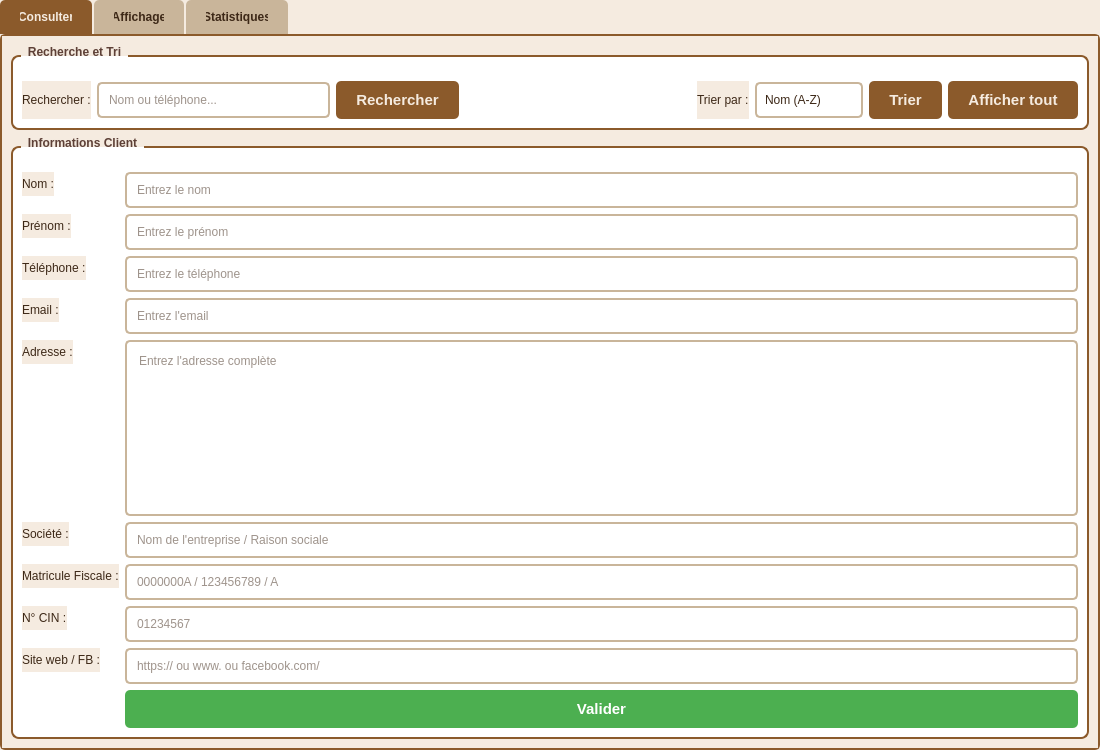
Esprit-UP-Algo/projetcpp2526-s2-2a8-smart-carpentry-morkshop-management, file ClientsWidget.ui: the form before one commit.
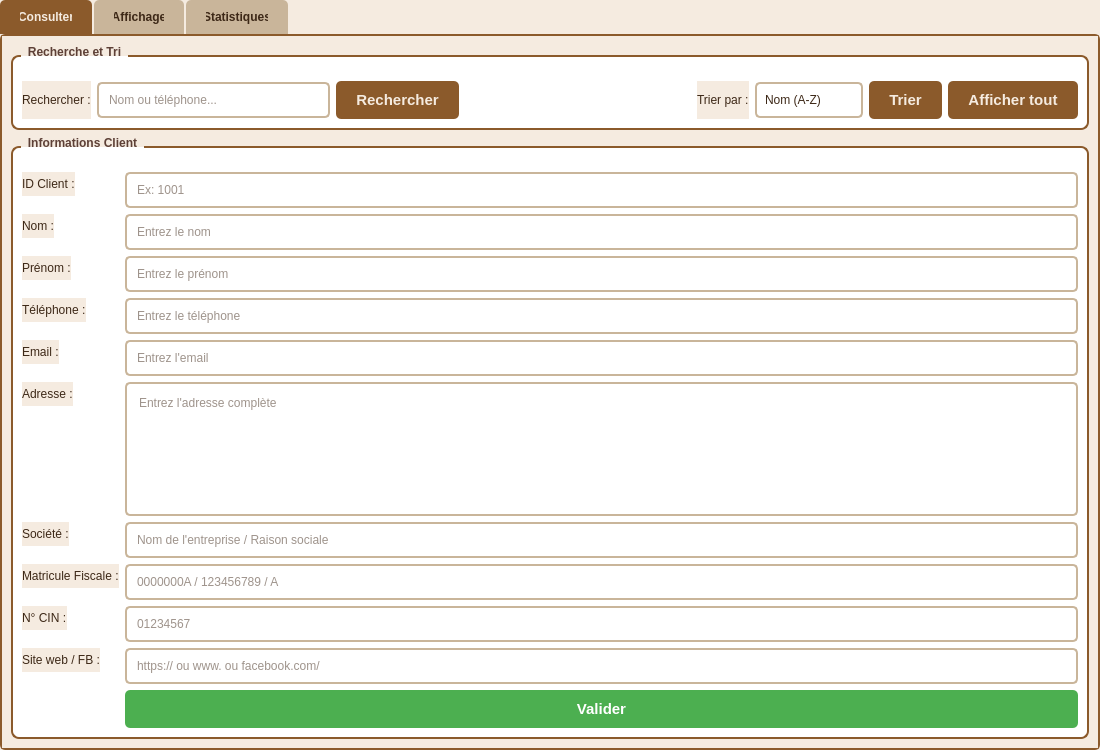
The form after the commit. Icons and pictures are not drawn.

The edit to the form file:
```diff
--- a/ClientsWidget.ui
+++ b/ClientsWidget.ui
@@ -15,157 +15,32 @@
   </property>
   <property name="styleSheet">
    <string notr="true">
-    QMainWindow {
-        background-color: #F5EBE0;
-    }
-    QWidget {
-        background-color: #F5EBE0;
-        color: #3D2817;
-        font-family: 'Segoe UI', Arial, sans-serif;
-    }
-    QTabWidget::pane {
-        border: 2px solid #8B5A2B;
-        background-color: #F5EBE0;
-        border-radius: 5px;
-    }
-    QTabBar::tab {
-        background-color: #C9B59A;
-        color: #3D2817;
-        padding: 10px 20px;
-        margin-right: 2px;
-        border-top-left-radius: 5px;
-        border-top-right-radius: 5px;
-        font-weight: bold;
-    }
-    QTabBar::tab:selected {
-        background-color: #8B5A2B;
-        color: #F5EBE0;
-    }
-    QTabBar::tab:hover {
-        background-color: #9B8068;
-    }
-    QGroupBox {
-        background-color: #FFFFFF;
-        border: 2px solid #8B5A2B;
-        border-radius: 8px;
-        margin-top: 10px;
-        padding-top: 15px;
-        font-weight: bold;
-    }
-    QGroupBox::title {
-        color: #5D4037;
-        subcontrol-origin: margin;
-        left: 10px;
-        padding: 0 5px;
-    }
-    QLineEdit, QTextEdit {
-        background-color: #FFFFFF;
-        border: 2px solid #C9B59A;
-        border-radius: 5px;
-        padding: 8px;
-        color: #3D2817;
-    }
-    QLineEdit:focus, QTextEdit:focus {
-        border: 2px solid #8B5A2B;
-    }
-    QComboBox {
-        background-color: #FFFFFF;
-        border: 2px solid #C9B59A;
-        border-radius: 5px;
-        padding: 8px;
-        color: #3D2817;
-    }
-    QComboBox:hover {
-        border: 2px solid #8B5A2B;
-    }
-    QComboBox::drop-down {
-        border: none;
-        width: 30px;
-    }
-    QComboBox::down-arrow {
-        image: none;
-        border-left: 5px solid transparent;
-        border-right: 5px solid transparent;
-        border-top: 5px solid #8B5A2B;
-        margin-right: 10px;
-    }
-    QPushButton {
-        background-color: #8B5A2B;
-        color: #F5EBE0;
-        border: none;
-        border-radius: 5px;
-        padding: 10px 20px;
-        font-weight: bold;
-        font-size: 11pt;
-    }
-    QPushButton:hover {
-        background-color: #9B8068;
-    }
-    QPushButton:pressed {
-        background-color: #5D4037;
-    }
-    QPushButton#btnSupprimer {
-        background-color: #5D4037;
-    }
-    QPushButton#btnSupprimer:hover {
-        background-color: #6D4C41;
-    }
-    QPushButton#btnAjouter {
-        background-color: #8B9B6A;
-    }
-    QPushButton#btnAjouter:hover {
-        background-color: #9BAB7A;
-    }
-    QPushButton#btnVider {
-        background-color: #C9B59A;
-        color: #3D2817;
-    }
-    QPushButton#btnVider:hover {
-        background-color: #D9C5AA;
-    }
-    QTableWidget {
-        background-color: #FFFFFF;
-        alternate-background-color: #F5EBE0;
-        border: 2px solid #C9B59A;
-        border-radius: 5px;
-        gridline-color: #C9B59A;
-        color: #3D2817;
-    }
-    QTableWidget::item:selected {
-        background-color: #8B5A2B;
-        color: #F5EBE0;
-    }
-    QHeaderView::section {
-        background-color: #8B5A2B;
-        color: #F5EBE0;
-        padding: 8px;
-        border: none;
-        font-weight: bold;
-    }
-    QPushButton#btnClient {
-        background-color: #C9B59A;
-        color: #3D2817;
-        border: none;
-        border-left: 0px solid #8B5A2B;
-        border-radius: 0;
-        padding: 20px 15px;
-        font-size: 15pt;
-        font-weight: bold;
-        text-align: left;
-    }
-    QPushButton#btnClient:hover {
-        background-color: #9B8068;
-        color: white;
-    }
-    QPushButton#btnClient:checked {
-        background-color: #8B5A2B;
-        color: #F5EBE0;
-        border-left: 6px solid #5D4037;
-    }
-    QPushButton#btnClient:pressed {
-        background-color: #5D4037;
-        color: white;
-    }
+    QMainWindow { background-color: #F5EBE0; }
+    QWidget { background-color: #F5EBE0; color: #3D2817; font-family: 'Segoe UI', Arial, sans-serif; }
+    QTabWidget::pane { border: 2px solid #8B5A2B; background-color: #F5EBE0; border-radius: 5px; }
+    QTabBar::tab { background-color: #C9B59A; color: #3D2817; padding: 10px 20px; margin-right: 2px; border-top-left-radius: 5px; border-top-right-radius: 5px; font-weight: bold; }
+    QTabBar::tab:selected { background-color: #8B5A2B; color: #F5EBE0; }
+    QTabBar::tab:hover { background-color: #9B8068; }
+    QGroupBox { background-color: #FFFFFF; border: 2px solid #8B5A2B; border-radius: 8px; margin-top: 10px; padding-top: 15px; font-weight: bold; }
+    QGroupBox::title { color: #5D4037; subcontrol-origin: margin; left: 10px; padding: 0 5px; }
+    QLineEdit, QTextEdit { background-color: #FFFFFF; border: 2px solid #C9B59A; border-radius: 5px; padding: 8px; color: #3D2817; }
+    QLineEdit:focus, QTextEdit:focus { border: 2px solid #8B5A2B; }
+    QComboBox { background-color: #FFFFFF; border: 2px solid #C9B59A; border-radius: 5px; padding: 8px; color: #3D2817; }
+    QComboBox:hover { border: 2px solid #8B5A2B; }
+    QComboBox::drop-down { border: none; width: 30px; }
+    QComboBox::down-arrow { image: none; border-left: 5px solid transparent; border-right: 5px solid transparent; border-top: 5px solid #8B5A2B; margin-right: 10px; }
+    QPushButton { background-color: #8B5A2B; color: #F5EBE0; border: none; border-radius: 5px; padding: 10px 20px; font-weight: bold; font-size: 11pt; }
+    QPushButton:hover { background-color: #9B8068; }
+    QPushButton:pressed { background-color: #5D4037; }
+    QPushButton#btnSupprimer { background-color: #5D4037; }
+    QPushButton#btnSupprimer:hover { background-color: #6D4C41; }
+    QPushButton#btnAjouter { background-color: #8B9B6A; }
+    QPushButton#btnAjouter:hover { background-color: #9BAB7A; }
+    QPushButton#btnVider { background-color: #C9B59A; color: #3D2817; }
+    QPushButton#btnVider:hover { background-color: #D9C5AA; }
+    QTableWidget { background-color: #FFFFFF; alternate-background-color: #F5EBE0; border: 2px solid #C9B59A; border-radius: 5px; gridline-color: #C9B59A; color: #3D2817; }
+    QTableWidget::item:selected { background-color: #8B5A2B; color: #F5EBE0; }
+    QHeaderView::section { background-color: #8B5A2B; color: #F5EBE0; padding: 8px; border: none; font-weight: bold; }
    </string>
   </property>
   <layout class="QVBoxLayout" name="verticalLayout">
@@ -278,152 +153,37 @@
           <string>Informations Client</string>
          </property>
          <layout class="QFormLayout" name="formLayout">
-          <item row="0" column="0">
-           <widget class="QLabel" name="labelNom">
-            <property name="text">
-             <string>Nom :</string>
-            </property>
-           </widget>
-          </item>
-          <item row="0" column="1">
-           <widget class="QLineEdit" name="lineEditNom">
-            <property name="placeholderText">
-             <string>Entrez le nom</string>
-            </property>
-           </widget>
-          </item>
-          <item row="1" column="0">
-           <widget class="QLabel" name="labelPrenom">
-            <property name="text">
-             <string>Prénom :</string>
-            </property>
-           </widget>
-          </item>
-          <item row="1" column="1">
-           <widget class="QLineEdit" name="lineEditPrenom">
-            <property name="placeholderText">
-             <string>Entrez le prénom</string>
-            </property>
-           </widget>
-          </item>
-          <item row="2" column="0">
-           <widget class="QLabel" name="labelTelephone">
-            <property name="text">
-             <string>Téléphone :</string>
-            </property>
-           </widget>
-          </item>
-          <item row="2" column="1">
-           <widget class="QLineEdit" name="lineEditTelephone">
-            <property name="placeholderText">
-             <string>Entrez le téléphone</string>
-            </property>
-           </widget>
-          </item>
-          <item row="3" column="0">
-           <widget class="QLabel" name="labelEmail">
-            <property name="text">
-             <string>Email :</string>
-            </property>
-           </widget>
-          </item>
-          <item row="3" column="1">
-           <widget class="QLineEdit" name="lineEditEmail">
-            <property name="placeholderText">
-             <string>Entrez l'email</string>
-            </property>
-           </widget>
-          </item>
-          <item row="4" column="0">
-           <widget class="QLabel" name="labelAdresse">
-            <property name="text">
-             <string>Adresse :</string>
-            </property>
-           </widget>
-          </item>
-          <item row="4" column="1">
-           <widget class="QTextEdit" name="textEditAdresse">
-            <property name="placeholderText">
-             <string>Entrez l'adresse complète</string>
-            </property>
-           </widget>
-          </item>
-          <item row="5" column="0">
-           <widget class="QLabel" name="labelSociete">
-            <property name="text">
-             <string>Société :</string>
-            </property>
-           </widget>
-          </item>
-          <item row="5" column="1">
-           <widget class="QLineEdit" name="lineEditSociete">
-            <property name="placeholderText">
-             <string>Nom de l'entreprise / Raison sociale</string>
-            </property>
-           </widget>
-          </item>
-          <item row="6" column="0">
-           <widget class="QLabel" name="labelMatricule">
-            <property name="text">
-             <string>Matricule Fiscale :</string>
-            </property>
-           </widget>
-          </item>
-          <item row="6" column="1">
-           <widget class="QLineEdit" name="lineEditMatricule">
-            <property name="placeholderText">
-             <string>0000000A / 123456789 / A</string>
-            </property>
-            <property name="maxLength">
-             <number>20</number>
-            </property>
-           </widget>
-          </item>
-          <item row="7" column="0">
-           <widget class="QLabel" name="labelCIN">
-            <property name="text">
-             <string>N° CIN :</string>
-            </property>
-           </widget>
-          </item>
-          <item row="7" column="1">
-           <widget class="QLineEdit" name="lineEditCIN">
-            <property name="placeholderText">
-             <string>01234567</string>
-            </property>
-            <property name="maxLength">
-             <number>8</number>
-            </property>
-           </widget>
-          </item>
-          <item row="8" column="0">
-           <widget class="QLabel" name="labelSiteWeb">
-            <property name="text">
-             <string>Site web / FB :</string>
-            </property>
-           </widget>
-          </item>
-          <item row="8" column="1">
-           <widget class="QLineEdit" name="lineEditSiteWeb">
-            <property name="placeholderText">
-             <string>https:// ou www. ou facebook.com/</string>
-            </property>
-           </widget>
-          </item>
-          <item row="9" column="0">
-           <spacer name="horizontalSpacerValider">
-            <property name="orientation">
-             <enum>Qt::Orientation::Horizontal</enum>
-            </property>
-            <property name="sizeHint" stdset="0">
-             <size>
-              <width>40</width>
-              <height>20</height>
-             </size>
-            </property>
-           </spacer>
-          </item>
-          <item row="9" column="1" alignment="Qt::AlignRight">
+          <item row="0" column="0"><widget class="QLabel" name="labelID"><property name="text"><string>ID Client :</string></property></widget></item>
+          <item row="0" column="1"><widget class="QLineEdit" name="lineEditID"><property name="placeholderText"><string>Ex: 1001</string></property></widget></item>
+
+          <item row="1" column="0"><widget class="QLabel" name="labelNom"><property name="text"><string>Nom :</string></property></widget></item>
+          <item row="1" column="1"><widget class="QLineEdit" name="lineEditNom"><property name="placeholderText"><string>Entrez le nom</string></property></widget></item>
+
+          <item row="2" column="0"><widget class="QLabel" name="labelPrenom"><property name="text"><string>Prénom :</string></property></widget></item>
+          <item row="2" column="1"><widget class="QLineEdit" name="lineEditPrenom"><property name="placeholderText"><string>Entrez le prénom</string></property></widget></item>
+
+          <item row="3" column="0"><widget class="QLabel" name="labelTelephone"><property name="text"><string>Téléphone :</string></property></widget></item>
+          <item row="3" column="1"><widget class="QLineEdit" name="lineEditTelephone"><property name="placeholderText"><string>Entrez le téléphone</string></property></widget></item>
+
+          <item row="4" column="0"><widget class="QLabel" name="labelEmail"><property name="text"><string>Email :</string></property></widget></item>
+          <item row="4" column="1"><widget class="QLineEdit" name="lineEditEmail"><property name="placeholderText"><string>Entrez l'email</string></property></widget></item>
+
+          <item row="5" column="0"><widget class="QLabel" name="labelAdresse"><property name="text"><string>Adresse :</string></property></widget></item>
+          <item row="5" column="1"><widget class="QTextEdit" name="textEditAdresse"><property name="placeholderText"><string>Entrez l'adresse complète</string></property></widget></item>
+
+          <item row="6" column="0"><widget class="QLabel" name="labelSociete"><property name="text"><string>Société :</string></property></widget></item>
+          <item row="6" column="1"><widget class="QLineEdit" name="lineEditSociete"><property name="placeholderText"><string>Nom de l'entreprise / Raison sociale</string></property></widget></item>
+
+          <item row="7" column="0"><widget class="QLabel" name="labelMatricule"><property name="text"><string>Matricule Fiscale :</string></property></widget></item>
+          <item row="7" column="1"><widget class="QLineEdit" name="lineEditMatricule"><property name="placeholderText"><string>0000000A / 123456789 / A</string></property></widget></item>
+
+          <item row="8" column="0"><widget class="QLabel" name="labelCIN"><property name="text"><string>N° CIN :</string></property></widget></item>
+          <item row="8" column="1"><widget class="QLineEdit" name="lineEditCIN"><property name="placeholderText"><string>01234567</string></property></widget></item>
+
+          <item row="9" column="0"><widget class="QLabel" name="labelSiteWeb"><property name="text"><string>Site web / FB :</string></property></widget></item>
+          <item row="9" column="1"><widget class="QLineEdit" name="lineEditSiteWeb"><property name="placeholderText"><string>https:// ou www. ou facebook.com/</string></property></widget></item>
+
+          <item row="10" column="1">
            <widget class="QPushButton" name="btnValider">
             <property name="text">
              <string>Valider</string>
```
Left out of the diff: 362 changed lines with no effect on the pictures.
